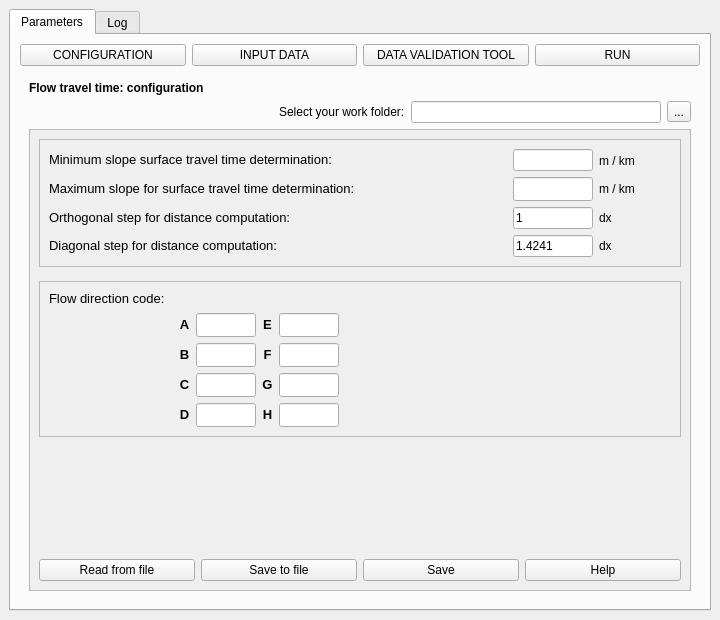
Qt form hidroPixel_dialog_flow_tt.ui (pedmap/HidroPixel_test) before a commit.
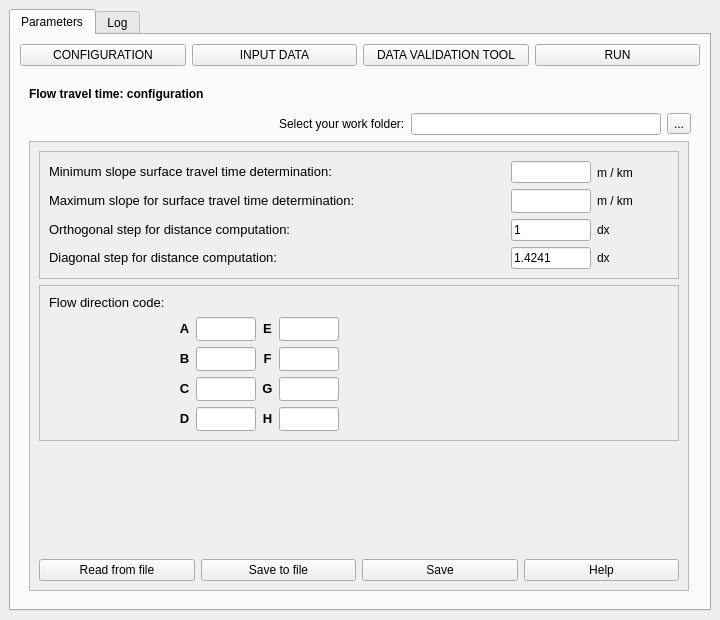
The same form after that commit. The open tabs and pages were chosen to show the change. Icons and pictures are not drawn.

Patch:
```diff
--- a/hidroPixel_dialog_flow_tt.ui
+++ b/hidroPixel_dialog_flow_tt.ui
@@ -79,6 +79,18 @@
             </item>
             <item row="2" column="0">
              <widget class="QScrollArea" name="scrollArea">
+              <property name="sizePolicy">
+               <sizepolicy hsizetype="Fixed" vsizetype="Fixed">
+                <horstretch>0</horstretch>
+                <verstretch>0</verstretch>
+               </sizepolicy>
+              </property>
+              <property name="minimumSize">
+               <size>
+                <width>660</width>
+                <height>450</height>
+               </size>
+              </property>
               <property name="widgetResizable">
                <bool>true</bool>
               </property>
@@ -88,10 +100,375 @@
                  <x>0</x>
                  <y>0</y>
                  <width>658</width>
-                 <height>451</height>
+                 <height>448</height>
                 </rect>
                </property>
                <layout class="QGridLayout" name="gridLayout_5">
+                <item row="2" column="0">
+                 <spacer name="verticalSpacer_2">
+                  <property name="orientation">
+                   <enum>Qt::Vertical</enum>
+                  </property>
+                  <property name="sizeHint" stdset="0">
+                   <size>
+                    <width>20</width>
+                    <height>40</height>
+                   </size>
+                  </property>
+                 </spacer>
+                </item>
+                <item row="3" column="0">
+                 <layout class="QGridLayout" name="gridLayout_46">
+                  <item row="0" column="0">
+                   <widget class="QPushButton" name="btn_read_pg1">
+                    <property name="text">
+                     <string>Read from file</string>
+                    </property>
+                   </widget>
+                  </item>
+                  <item row="0" column="1">
+                   <widget class="QPushButton" name="btn_save_file_pg1">
+                    <property name="text">
+                     <string>Save to file</string>
+                    </property>
+                   </widget>
+                  </item>
+                  <item row="0" column="2">
+                   <widget class="QPushButton" name="btn_save_pg1">
+                    <property name="text">
+                     <string>Save</string>
+                    </property>
+                   </widget>
+                  </item>
+                  <item row="0" column="3">
+                   <widget class="QPushButton" name="btn_help_pg1">
+                    <property name="text">
+                     <string>Help</string>
+                    </property>
+                   </widget>
+                  </item>
+                 </layout>
+                </item>
+                <item row="1" column="0">
+                 <widget class="QFrame" name="frame_2">
+                  <property name="frameShape">
+                   <enum>QFrame::StyledPanel</enum>
+                  </property>
+                  <property name="frameShadow">
+                   <enum>QFrame::Raised</enum>
+                  </property>
+                  <layout class="QGridLayout" name="gridLayout_11">
+                   <item row="0" column="0">
+                    <widget class="QLabel" name="label_23">
+                     <property name="text">
+                      <string>&lt;html&gt;&lt;head/&gt;&lt;body&gt;&lt;p align=&quot;justify&quot;&gt;&lt;span style=&quot; font-size:10pt;&quot;&gt;Flow direction code:&lt;/span&gt;&lt;/p&gt;&lt;/body&gt;&lt;/html&gt;</string>
+                     </property>
+                    </widget>
+                   </item>
+                   <item row="0" column="4">
+                    <widget class="QLabel" name="label_24">
+                     <property name="sizePolicy">
+                      <sizepolicy hsizetype="Preferred" vsizetype="Preferred">
+                       <horstretch>0</horstretch>
+                       <verstretch>0</verstretch>
+                      </sizepolicy>
+                     </property>
+                     <property name="minimumSize">
+                      <size>
+                       <width>16</width>
+                       <height>16</height>
+                      </size>
+                     </property>
+                     <property name="maximumSize">
+                      <size>
+                       <width>16</width>
+                       <height>16</height>
+                      </size>
+                     </property>
+                     <property name="toolTip">
+                      <string>&lt;html&gt;&lt;head/&gt;&lt;body&gt;&lt;p&gt;Add the flow direction code. The value for each direction code might be an integer type and different from each other.&lt;/p&gt;&lt;/body&gt;&lt;/html&gt;</string>
+                     </property>
+                     <property name="whatsThis">
+                      <string>&lt;html&gt;&lt;head/&gt;&lt;body&gt;&lt;p&gt;Add the description or function of the object&lt;/p&gt;&lt;/body&gt;&lt;/html&gt;</string>
+                     </property>
+                     <property name="text">
+                      <string/>
+                     </property>
+                     <property name="pixmap">
+                      <pixmap>tip_icon.png</pixmap>
+                     </property>
+                    </widget>
+                   </item>
+                   <item row="1" column="0">
+                    <widget class="QLabel" name="label_65">
+                     <property name="text">
+                      <string/>
+                     </property>
+                     <property name="pixmap">
+                      <pixmap>flowdirs.png</pixmap>
+                     </property>
+                    </widget>
+                   </item>
+                   <item row="1" column="1">
+                    <spacer name="horizontalSpacer_5">
+                     <property name="orientation">
+                      <enum>Qt::Horizontal</enum>
+                     </property>
+                     <property name="sizeType">
+                      <enum>QSizePolicy::Fixed</enum>
+                     </property>
+                     <property name="sizeHint" stdset="0">
+                      <size>
+                       <width>8</width>
+                       <height>20</height>
+                      </size>
+                     </property>
+                    </spacer>
+                   </item>
+                   <item row="1" column="2">
+                    <layout class="QHBoxLayout" name="horizontalLayout_24">
+                     <item>
+                      <layout class="QVBoxLayout" name="verticalLayout_3">
+                       <item>
+                        <layout class="QHBoxLayout" name="horizontalLayout_11">
+                         <item>
+                          <widget class="QLabel" name="label_10">
+                           <property name="text">
+                            <string>&lt;html&gt;&lt;head/&gt;&lt;body&gt;&lt;p align=&quot;center&quot;&gt;&lt;span style=&quot; font-size:10pt; font-weight:700;&quot;&gt;A&lt;/span&gt;&lt;/p&gt;&lt;/body&gt;&lt;/html&gt;</string>
+                           </property>
+                          </widget>
+                         </item>
+                         <item>
+                          <widget class="QLineEdit" name="le_5_pg1">
+                           <property name="minimumSize">
+                            <size>
+                             <width>60</width>
+                             <height>24</height>
+                            </size>
+                           </property>
+                           <property name="maximumSize">
+                            <size>
+                             <width>60</width>
+                             <height>24</height>
+                            </size>
+                           </property>
+                          </widget>
+                         </item>
+                        </layout>
+                       </item>
+                       <item>
+                        <layout class="QHBoxLayout" name="horizontalLayout_17">
+                         <item>
+                          <widget class="QLabel" name="label_20">
+                           <property name="text">
+                            <string>&lt;html&gt;&lt;head/&gt;&lt;body&gt;&lt;p align=&quot;center&quot;&gt;&lt;span style=&quot; font-size:10pt; font-weight:700;&quot;&gt;B&lt;/span&gt;&lt;/p&gt;&lt;/body&gt;&lt;/html&gt;</string>
+                           </property>
+                          </widget>
+                         </item>
+                         <item>
+                          <widget class="QLineEdit" name="le_6_pg1">
+                           <property name="minimumSize">
+                            <size>
+                             <width>60</width>
+                             <height>24</height>
+                            </size>
+                           </property>
+                           <property name="maximumSize">
+                            <size>
+                             <width>60</width>
+                             <height>24</height>
+                            </size>
+                           </property>
+                          </widget>
+                         </item>
+                        </layout>
+                       </item>
+                       <item>
+                        <layout class="QHBoxLayout" name="horizontalLayout_18">
+                         <item>
+                          <widget class="QLabel" name="label_19">
+                           <property name="text">
+                            <string>&lt;html&gt;&lt;head/&gt;&lt;body&gt;&lt;p align=&quot;center&quot;&gt;&lt;span style=&quot; font-size:10pt; font-weight:700;&quot;&gt;C&lt;/span&gt;&lt;/p&gt;&lt;/body&gt;&lt;/html&gt;</string>
+                           </property>
+                          </widget>
+                         </item>
+                         <item>
+                          <widget class="QLineEdit" name="le_7_pg1">
+                           <property name="minimumSize">
+                            <size>
+                             <width>60</width>
+                             <height>24</height>
+                            </size>
+                           </property>
+                           <property name="maximumSize">
+                            <size>
+                             <width>60</width>
+                             <height>24</height>
+                            </size>
+                           </property>
+                          </widget>
+                         </item>
+                        </layout>
+                       </item>
+                       <item>
+                        <layout class="QHBoxLayout" name="horizontalLayout_19">
+                         <item>
+                          <widget class="QLabel" name="label_16">
+                           <property name="text">
+                            <string>&lt;html&gt;&lt;head/&gt;&lt;body&gt;&lt;p align=&quot;center&quot;&gt;&lt;span style=&quot; font-size:10pt; font-weight:700;&quot;&gt;D&lt;/span&gt;&lt;/p&gt;&lt;/body&gt;&lt;/html&gt;</string>
+                           </property>
+                          </widget>
+                         </item>
+                         <item>
+                          <widget class="QLineEdit" name="le_8_pg1">
+                           <property name="minimumSize">
+                            <size>
+                             <width>60</width>
+                             <height>24</height>
+                            </size>
+                           </property>
+                           <property name="maximumSize">
+                            <size>
+                             <width>60</width>
+                             <height>24</height>
+                            </size>
+                           </property>
+                          </widget>
+                         </item>
+                        </layout>
+                       </item>
+                      </layout>
+                     </item>
+                     <item>
+                      <layout class="QVBoxLayout" name="verticalLayout_9">
+                       <item>
+                        <layout class="QHBoxLayout" name="horizontalLayout_20">
+                         <item>
+                          <widget class="QLabel" name="label_21">
+                           <property name="text">
+                            <string>&lt;html&gt;&lt;head/&gt;&lt;body&gt;&lt;p align=&quot;center&quot;&gt;&lt;span style=&quot; font-size:10pt; font-weight:700;&quot;&gt;E&lt;/span&gt;&lt;/p&gt;&lt;/body&gt;&lt;/html&gt;</string>
+                           </property>
+                          </widget>
+                         </item>
+                         <item>
+                          <widget class="QLineEdit" name="le_9_pg1">
+                           <property name="minimumSize">
+                            <size>
+                             <width>60</width>
+                             <height>24</height>
+                            </size>
+                           </property>
+                           <property name="maximumSize">
+                            <size>
+                             <width>60</width>
+                             <height>24</height>
+                            </size>
+                           </property>
+                          </widget>
+                         </item>
+                        </layout>
+                       </item>
+                       <item>
+                        <layout class="QHBoxLayout" name="horizontalLayout_21">
+                         <item>
+                          <widget class="QLabel" name="label_15">
+                           <property name="text">
+                            <string>&lt;html&gt;&lt;head/&gt;&lt;body&gt;&lt;p align=&quot;center&quot;&gt;&lt;span style=&quot; font-size:10pt; font-weight:700;&quot;&gt;F&lt;/span&gt;&lt;/p&gt;&lt;/body&gt;&lt;/html&gt;</string>
+                           </property>
+                          </widget>
+                         </item>
+                         <item>
+                          <widget class="QLineEdit" name="le_10_pg1">
+                           <property name="minimumSize">
+                            <size>
+                             <width>60</width>
+                             <height>24</height>
+                            </size>
+                           </property>
+                           <property name="maximumSize">
+                            <size>
+                             <width>60</width>
+                             <height>24</height>
+                            </size>
+                           </property>
+                          </widget>
+                         </item>
+                        </layout>
+                       </item>
+                       <item>
+                        <layout class="QHBoxLayout" name="horizontalLayout_22">
+                         <item>
+                          <widget class="QLabel" name="label_17">
+                           <property name="text">
+                            <string>&lt;html&gt;&lt;head/&gt;&lt;body&gt;&lt;p align=&quot;center&quot;&gt;&lt;span style=&quot; font-size:10pt; font-weight:700;&quot;&gt;G&lt;/span&gt;&lt;/p&gt;&lt;/body&gt;&lt;/html&gt;</string>
+                           </property>
+                          </widget>
+                         </item>
+                         <item>
+                          <widget class="QLineEdit" name="le_11_pg1">
+                           <property name="minimumSize">
+                            <size>
+                             <width>60</width>
+                             <height>24</height>
+                            </size>
+                           </property>
+                           <property name="maximumSize">
+                            <size>
+                             <width>60</width>
+                             <height>24</height>
+                            </size>
+                           </property>
+                          </widget>
+                         </item>
+                        </layout>
+                       </item>
+                       <item>
+                        <layout class="QHBoxLayout" name="horizontalLayout_23">
+                         <item>
+                          <widget class="QLabel" name="label_18">
+                           <property name="text">
+                            <string>&lt;html&gt;&lt;head/&gt;&lt;body&gt;&lt;p align=&quot;center&quot;&gt;&lt;span style=&quot; font-size:10pt; font-weight:700;&quot;&gt;H&lt;/span&gt;&lt;/p&gt;&lt;/body&gt;&lt;/html&gt;</string>
+                           </property>
+                          </widget>
+                         </item>
+                         <item>
+                          <widget class="QLineEdit" name="le_12_pg1">
+                           <property name="minimumSize">
+                            <size>
+                             <width>60</width>
+                             <height>24</height>
+                            </size>
+                           </property>
+                           <property name="maximumSize">
+                            <size>
+                             <width>60</width>
+                             <height>24</height>
+                            </size>
+                           </property>
+                          </widget>
+                         </item>
+                        </layout>
+                       </item>
+                      </layout>
+                     </item>
+                    </layout>
+                   </item>
+                   <item row="1" column="3">
+                    <spacer name="horizontalSpacer_2">
+                     <property name="orientation">
+                      <enum>Qt::Horizontal</enum>
+                     </property>
+                     <property name="sizeHint" stdset="0">
+                      <size>
+                       <width>800</width>
+                       <height>20</height>
+                      </size>
+                     </property>
+                    </spacer>
+                   </item>
+                  </layout>
+                 </widget>
+                </item>
                 <item row="0" column="0">
                  <layout class="QVBoxLayout" name="verticalLayout_2">
                   <property name="sizeConstraint">
@@ -399,387 +776,6 @@
                   </item>
                  </layout>
                 </item>
-                <item row="3" column="0">
-                 <spacer name="verticalSpacer_2">
-                  <property name="orientation">
-                   <enum>Qt::Vertical</enum>
-                  </property>
-                  <property name="sizeHint" stdset="0">
-                   <size>
-                    <width>20</width>
-                    <height>40</height>
-                   </size>
-                  </property>
-                 </spacer>
-                </item>
-                <item row="2" column="0">
-                 <widget class="QFrame" name="frame_2">
-                  <property name="frameShape">
-                   <enum>QFrame::StyledPanel</enum>
-                  </property>
-                  <property name="frameShadow">
-                   <enum>QFrame::Raised</enum>
-                  </property>
-                  <layout class="QGridLayout" name="gridLayout_11">
-                   <item row="1" column="0">
-                    <widget class="QLabel" name="label_65">
-                     <property name="text">
-                      <string/>
-                     </property>
-                     <property name="pixmap">
-                      <pixmap>flowdirs.png</pixmap>
-                     </property>
-                    </widget>
-                   </item>
-                   <item row="1" column="2">
-                    <layout class="QHBoxLayout" name="horizontalLayout_24">
-                     <item>
-                      <layout class="QVBoxLayout" name="verticalLayout_3">
-                       <item>
-                        <layout class="QHBoxLayout" name="horizontalLayout_11">
-                         <item>
-                          <widget class="QLabel" name="label_10">
-                           <property name="text">
-                            <string>&lt;html&gt;&lt;head/&gt;&lt;body&gt;&lt;p align=&quot;center&quot;&gt;&lt;span style=&quot; font-size:10pt; font-weight:700;&quot;&gt;A&lt;/span&gt;&lt;/p&gt;&lt;/body&gt;&lt;/html&gt;</string>
-                           </property>
-                          </widget>
-                         </item>
-                         <item>
-                          <widget class="QLineEdit" name="le_5_pg1">
-                           <property name="minimumSize">
-                            <size>
-                             <width>60</width>
-                             <height>24</height>
-                            </size>
-                           </property>
-                           <property name="maximumSize">
-                            <size>
-                             <width>60</width>
-                             <height>24</height>
-                            </size>
-                           </property>
-                          </widget>
-                         </item>
-                        </layout>
-                       </item>
-                       <item>
-                        <layout class="QHBoxLayout" name="horizontalLayout_17">
-                         <item>
-                          <widget class="QLabel" name="label_20">
-                           <property name="text">
-                            <string>&lt;html&gt;&lt;head/&gt;&lt;body&gt;&lt;p align=&quot;center&quot;&gt;&lt;span style=&quot; font-size:10pt; font-weight:700;&quot;&gt;B&lt;/span&gt;&lt;/p&gt;&lt;/body&gt;&lt;/html&gt;</string>
-                           </property>
-                          </widget>
-                         </item>
-                         <item>
-                          <widget class="QLineEdit" name="le_6_pg1">
-                           <property name="minimumSize">
-                            <size>
-                             <width>60</width>
-                             <height>24</height>
-                            </size>
-                           </property>
-                           <property name="maximumSize">
-                            <size>
-                             <width>60</width>
-                             <height>24</height>
-                            </size>
-                           </property>
-                          </widget>
-                         </item>
-                        </layout>
-                       </item>
-                       <item>
-                        <layout class="QHBoxLayout" name="horizontalLayout_18">
-                         <item>
-                          <widget class="QLabel" name="label_19">
-                           <property name="text">
-                            <string>&lt;html&gt;&lt;head/&gt;&lt;body&gt;&lt;p align=&quot;center&quot;&gt;&lt;span style=&quot; font-size:10pt; font-weight:700;&quot;&gt;C&lt;/span&gt;&lt;/p&gt;&lt;/body&gt;&lt;/html&gt;</string>
-                           </property>
-                          </widget>
-                         </item>
-                         <item>
-                          <widget class="QLineEdit" name="le_7_pg1">
-                           <property name="minimumSize">
-                            <size>
-                             <width>60</width>
-                             <height>24</height>
-                            </size>
-                           </property>
-                           <property name="maximumSize">
-                            <size>
-                             <width>60</width>
-                             <height>24</height>
-                            </size>
-                           </property>
-                          </widget>
-                         </item>
-                        </layout>
-                       </item>
-                       <item>
-                        <layout class="QHBoxLayout" name="horizontalLayout_19">
-                         <item>
-                          <widget class="QLabel" name="label_16">
-                           <property name="text">
-                            <string>&lt;html&gt;&lt;head/&gt;&lt;body&gt;&lt;p align=&quot;center&quot;&gt;&lt;span style=&quot; font-size:10pt; font-weight:700;&quot;&gt;D&lt;/span&gt;&lt;/p&gt;&lt;/body&gt;&lt;/html&gt;</string>
-                           </property>
-                          </widget>
-                         </item>
-                         <item>
-                          <widget class="QLineEdit" name="le_8_pg1">
-                           <property name="minimumSize">
-                            <size>
-                             <width>60</width>
-                             <height>24</height>
-                            </size>
-                           </property>
-                           <property name="maximumSize">
-                            <size>
-                             <width>60</width>
-                             <height>24</height>
-                            </size>
-                           </property>
-                          </widget>
-                         </item>
-                        </layout>
-                       </item>
-                      </layout>
-                     </item>
-                     <item>
-                      <layout class="QVBoxLayout" name="verticalLayout_9">
-                       <item>
-                        <layout class="QHBoxLayout" name="horizontalLayout_20">
-                         <item>
-                          <widget class="QLabel" name="label_21">
-                           <property name="text">
-                            <string>&lt;html&gt;&lt;head/&gt;&lt;body&gt;&lt;p align=&quot;center&quot;&gt;&lt;span style=&quot; font-size:10pt; font-weight:700;&quot;&gt;E&lt;/span&gt;&lt;/p&gt;&lt;/body&gt;&lt;/html&gt;</string>
-                           </property>
-                          </widget>
-                         </item>
-                         <item>
-                          <widget class="QLineEdit" name="le_9_pg1">
-                           <property name="minimumSize">
-                            <size>
-                             <width>60</width>
-                             <height>24</height>
-                            </size>
-                           </property>
-                           <property name="maximumSize">
-                            <size>
-                             <width>60</width>
-                             <height>24</height>
-                            </size>
-                           </property>
-                          </widget>
-                         </item>
-                        </layout>
-                       </item>
-                       <item>
-                        <layout class="QHBoxLayout" name="horizontalLayout_21">
-                         <item>
-                          <widget class="QLabel" name="label_15">
-                           <property name="text">
-                            <string>&lt;html&gt;&lt;head/&gt;&lt;body&gt;&lt;p align=&quot;center&quot;&gt;&lt;span style=&quot; font-size:10pt; font-weight:700;&quot;&gt;F&lt;/span&gt;&lt;/p&gt;&lt;/body&gt;&lt;/html&gt;</string>
-                           </property>
-                          </widget>
-                         </item>
-                         <item>
-                          <widget class="QLineEdit" name="le_10_pg1">
-                           <property name="minimumSize">
-                            <size>
-                             <width>60</width>
-                             <height>24</height>
-                            </size>
-                           </property>
-                           <property name="maximumSize">
-                            <size>
-                             <width>60</width>
-                             <height>24</height>
-                            </size>
-                           </property>
-                          </widget>
-                         </item>
-                        </layout>
-                       </item>
-                       <item>
-                        <layout class="QHBoxLayout" name="horizontalLayout_22">
-                         <item>
-                          <widget class="QLabel" name="label_17">
-                           <property name="text">
-                            <string>&lt;html&gt;&lt;head/&gt;&lt;body&gt;&lt;p align=&quot;center&quot;&gt;&lt;span style=&quot; font-size:10pt; font-weight:700;&quot;&gt;G&lt;/span&gt;&lt;/p&gt;&lt;/body&gt;&lt;/html&gt;</string>
-                           </property>
-                          </widget>
-                         </item>
-                         <item>
-                          <widget class="QLineEdit" name="le_11_pg1">
-                           <property name="minimumSize">
-                            <size>
-                             <width>60</width>
-                             <height>24</height>
-                            </size>
-                           </property>
-                           <property name="maximumSize">
-                            <size>
-                             <width>60</width>
-                             <height>24</height>
-                            </size>
-                           </property>
-                          </widget>
-                         </item>
-                        </layout>
-                       </item>
-                       <item>
-                        <layout class="QHBoxLayout" name="horizontalLayout_23">
-                         <item>
-                          <widget class="QLabel" name="label_18">
-                           <property name="text">
-                            <string>&lt;html&gt;&lt;head/&gt;&lt;body&gt;&lt;p align=&quot;center&quot;&gt;&lt;span style=&quot; font-size:10pt; font-weight:700;&quot;&gt;H&lt;/span&gt;&lt;/p&gt;&lt;/body&gt;&lt;/html&gt;</string>
-                           </property>
-                          </widget>
-                         </item>
-                         <item>
-                          <widget class="QLineEdit" name="le_12_pg1">
-                           <property name="minimumSize">
-                            <size>
-                             <width>60</width>
-                             <height>24</height>
-                            </size>
-                           </property>
-                           <property name="maximumSize">
-                            <size>
-                             <width>60</width>
-                             <height>24</height>
-                            </size>
-                           </property>
-                          </widget>
-                         </item>
-                        </layout>
-                       </item>
-                      </layout>
-                     </item>
-                    </layout>
-                   </item>
-                   <item row="0" column="0">
-                    <widget class="QLabel" name="label_23">
-                     <property name="text">
-                      <string>&lt;html&gt;&lt;head/&gt;&lt;body&gt;&lt;p align=&quot;justify&quot;&gt;&lt;span style=&quot; font-size:10pt;&quot;&gt;Flow direction code:&lt;/span&gt;&lt;/p&gt;&lt;/body&gt;&lt;/html&gt;</string>
-                     </property>
-                    </widget>
-                   </item>
-                   <item row="1" column="3">
-                    <spacer name="horizontalSpacer_2">
-                     <property name="orientation">
-                      <enum>Qt::Horizontal</enum>
-                     </property>
-                     <property name="sizeHint" stdset="0">
-                      <size>
-                       <width>800</width>
-                       <height>20</height>
-                      </size>
-                     </property>
-                    </spacer>
-                   </item>
-                   <item row="0" column="4">
-                    <widget class="QLabel" name="label_24">
-                     <property name="sizePolicy">
-                      <sizepolicy hsizetype="Preferred" vsizetype="Preferred">
-                       <horstretch>0</horstretch>
-                       <verstretch>0</verstretch>
-                      </sizepolicy>
-                     </property>
-                     <property name="minimumSize">
-                      <size>
-                       <width>16</width>
-                       <height>16</height>
-                      </size>
-                     </property>
-                     <property name="maximumSize">
-                      <size>
-                       <width>16</width>
-                       <height>16</height>
-                      </size>
-                     </property>
-                     <property name="toolTip">
-                      <string>&lt;html&gt;&lt;head/&gt;&lt;body&gt;&lt;p&gt;Add the flow direction code. The value for each direction code might be an integer type and different from each other.&lt;/p&gt;&lt;/body&gt;&lt;/html&gt;</string>
-                     </property>
-                     <property name="whatsThis">
-                      <string>&lt;html&gt;&lt;head/&gt;&lt;body&gt;&lt;p&gt;Add the description or function of the object&lt;/p&gt;&lt;/body&gt;&lt;/html&gt;</string>
-                     </property>
-                     <property name="text">
-                      <string/>
-                     </property>
-                     <property name="pixmap">
-                      <pixmap>tip_icon.png</pixmap>
-                     </property>
-                    </widget>
-                   </item>
-                   <item row="1" column="1">
-                    <spacer name="horizontalSpacer_5">
-                     <property name="orientation">
-                      <enum>Qt::Horizontal</enum>
-                     </property>
-                     <property name="sizeType">
-                      <enum>QSizePolicy::Fixed</enum>
-                     </property>
-                     <property name="sizeHint" stdset="0">
-                      <size>
-                       <width>8</width>
-                       <height>20</height>
-                      </size>
-                     </property>
-                    </spacer>
-                   </item>
-                  </layout>
-                 </widget>
-                </item>
-                <item row="4" column="0">
-                 <layout class="QGridLayout" name="gridLayout_46">
-                  <item row="0" column="0">
-                   <widget class="QPushButton" name="btn_read_pg1">
-                    <property name="text">
-                     <string>Read from file</string>
-                    </property>
-                   </widget>
-                  </item>
-                  <item row="0" column="1">
-                   <widget class="QPushButton" name="btn_save_file_pg1">
-                    <property name="text">
-                     <string>Save to file</string>
-                    </property>
-                   </widget>
-                  </item>
-                  <item row="0" column="2">
-                   <widget class="QPushButton" name="btn_save_pg1">
-                    <property name="text">
-                     <string>Save</string>
-                    </property>
-                   </widget>
-                  </item>
-                  <item row="0" column="3">
-                   <widget class="QPushButton" name="btn_help_pg1">
-                    <property name="text">
-                     <string>Help</string>
-                    </property>
-                   </widget>
-                  </item>
-                 </layout>
-                </item>
-                <item row="1" column="0">
-                 <spacer name="verticalSpacer_11">
-                  <property name="orientation">
-                   <enum>Qt::Vertical</enum>
-                  </property>
-                  <property name="sizeType">
-                   <enum>QSizePolicy::Fixed</enum>
-                  </property>
-                  <property name="sizeHint" stdset="0">
-                   <size>
-                    <width>20</width>
-                    <height>8</height>
-                   </size>
-                  </property>
-                 </spacer>
-                </item>
                </layout>
               </widget>
              </widget>
```
Left out of the diff: 198 changed lines with no effect on the pictures.
